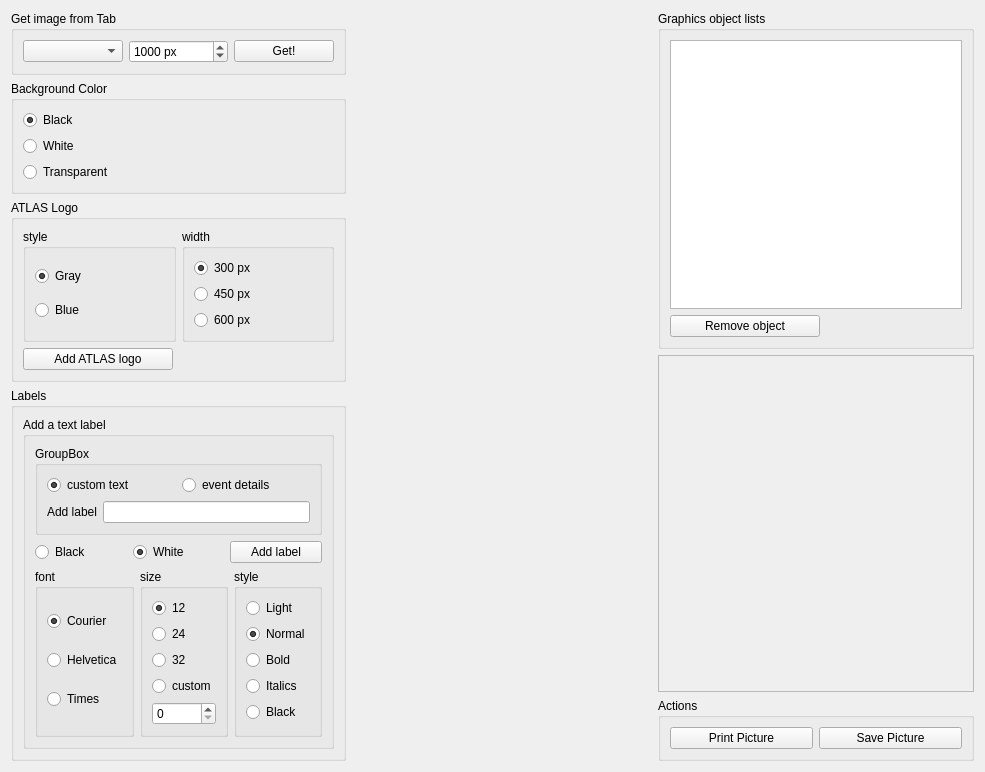
This is graphics/VP1/VP1Gui/src/vp1eventdisplaywidget.ui in rolandjansky/athena as Qt 5 draws it before an edit. The edited form follows.
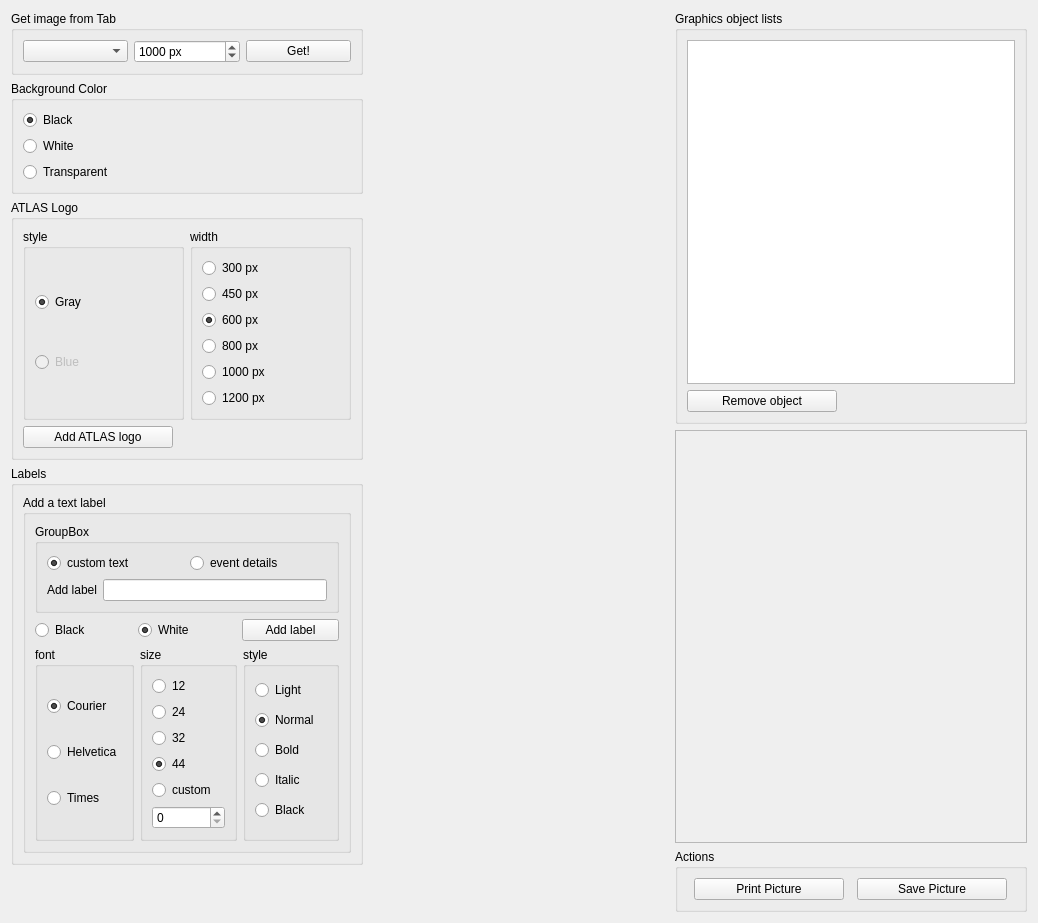
This is the edited form. Icons and pictures are not drawn.

Patch:
```diff
--- a/graphics/VP1/VP1Gui/src/vp1eventdisplaywidget.ui
+++ b/graphics/VP1/VP1Gui/src/vp1eventdisplaywidget.ui
@@ -6,8 +6,8 @@
    <rect>
     <x>0</x>
     <y>0</y>
-    <width>985</width>
-    <height>731</height>
+    <width>1038</width>
+    <height>923</height>
    </rect>
   </property>
   <property name="windowTitle">
@@ -127,6 +127,9 @@
                  </item>
                  <item>
                   <widget class="QRadioButton" name="radioButton_blue">
+                   <property name="enabled">
+                    <bool>false</bool>
+                   </property>
                    <property name="text">
                     <string>Blue</string>
                    </property>
@@ -151,7 +154,7 @@
                     <string>300 px</string>
                    </property>
                    <property name="checked">
-                    <bool>true</bool>
+                    <bool>false</bool>
                    </property>
                   </widget>
                  </item>
@@ -167,6 +170,30 @@
                    <property name="text">
                     <string>600 px</string>
                    </property>
+                   <property name="checked">
+                    <bool>true</bool>
+                   </property>
+                  </widget>
+                 </item>
+                 <item>
+                  <widget class="QRadioButton" name="radioButton_800px">
+                   <property name="text">
+                    <string>800 px</string>
+                   </property>
+                  </widget>
+                 </item>
+                 <item>
+                  <widget class="QRadioButton" name="radioButton_1000px">
+                   <property name="text">
+                    <string>1000 px</string>
+                   </property>
+                  </widget>
+                 </item>
+                 <item>
+                  <widget class="QRadioButton" name="radioButton_1200px">
+                   <property name="text">
+                    <string>1200 px</string>
+                   </property>
                   </widget>
                  </item>
                 </layout>
@@ -337,7 +364,7 @@
                      <string>12</string>
                     </property>
                     <property name="checked">
-                     <bool>true</bool>
+                     <bool>false</bool>
                     </property>
                    </widget>
                   </item>
@@ -355,6 +382,16 @@
                     </property>
                    </widget>
                   </item>
+                  <item>
+                   <widget class="QRadioButton" name="radioButton_size44">
+                    <property name="text">
+                     <string>44</string>
+                    </property>
+                    <property name="checked">
+                     <bool>true</bool>
+                    </property>
+                   </widget>
+                  </item>
                   <item>
                    <widget class="QRadioButton" name="radioButton_sizeCustom">
                     <property name="text">
@@ -401,7 +438,7 @@
                   <item>
                    <widget class="QRadioButton" name="radioButton_italics">
                     <property name="text">
-                     <string>Italics</string>
+                     <string>Italic</string>
                     </property>
                    </widget>
                   </item>
```
